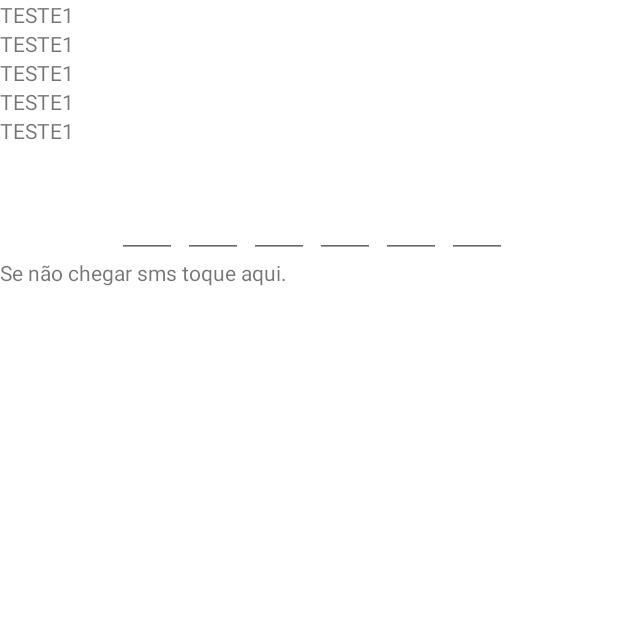
After one commit to mauriciobenigno/SecureWay, an Android app: the fragment ConfirmaAutenticacaoFragment placed in its activity, on a phone screen of 412 x 824 dp, the top half of it. The commit adds this screen. Run offline under Robolectric (Android 15) with nearby library versions, the phone set to English and light mode, and no system bars; our stand-ins replace Firebase (no records; nobody signed in at launch, a user with empty details on screens opened directly).

Commit message:
WIP - Autenticação SMS

```diff
--- a/app/src/main/AndroidManifest.xml
+++ b/app/src/main/AndroidManifest.xml
@@ -5,7 +5,7 @@
 
     <uses-permission android:name="android.permission.ACCESS_FINE_LOCATION" />
     <uses-permission android:name="android.permission.ACCESS_COARSE_LOCATION" />
-    <uses-permission android:name="android.permission.ACCESS_BACKGROUND_LOCATION"/>
+    <uses-permission android:name="android.permission.ACCESS_BACKGROUND_LOCATION" />
     <uses-permission android:name="android.permission.ACCESS_NETWORK_STATE" />
     <uses-permission android:name="android.permission.INTERNET" />
 
@@ -19,6 +19,7 @@
         android:theme="@style/AppTheme"
         android:usesCleartextTraffic="true"
         tools:targetApi="n">
+        <activity android:name=".ui.activity.autenticacao.AutenticacaoActivity"></activity>
         <activity
             android:name=".ui.activity.intro.SplashActivity"
             android:screenOrientation="portrait">
@@ -36,7 +37,7 @@
         <activity
             android:name=".ui.activity.PrincipalActivity"
             android:label="@string/title_activity_maps"
-            android:screenOrientation="portrait"></activity>
+            android:screenOrientation="portrait" />
     </application>
 
 </manifest>
--- /dev/null
+++ b/app/src/main/java/com/mauriciobenigno/secureway/ui/activity/autenticacao/AutenticacaoActivity.kt
@@ -0,0 +1,49 @@
+package com.mauriciobenigno.secureway.ui.activity.autenticacao
+
+import android.os.Bundle
+import androidx.appcompat.app.AppCompatActivity
+import androidx.fragment.app.Fragment
+import androidx.fragment.app.FragmentTransaction
+import com.mauriciobenigno.secureway.R
+import com.mauriciobenigno.secureway.ui.login.AutenticacaoFragment
+import com.mauriciobenigno.secureway.ui.login.ConfirmaAutenticacaoFragment
+
+class AutenticacaoActivity : AppCompatActivity(), OnCommunicateInterface {
+
+    private var fragmentAtual: Fragment? = null
+
+    override fun onCreate(savedInstanceState: Bundle?) {
+        super.onCreate(savedInstanceState)
+        setContentView(R.layout.activity_autenticacao)
+
+        // Inicializar Framents
+        fragmentAtual = AutenticacaoFragment()
+    }
+
+    override fun onResume() {
+        super.onResume()
+        if (fragmentAtual != null) {
+            val ft: FragmentTransaction = supportFragmentManager.beginTransaction()
+            ft.replace(R.id.container_frame_auth, fragmentAtual!!)
+            ft.commit()
+        }
+    }
+
+    override fun onClickLogin(numero: String?) {
+
+        val novoFragment: Fragment = ConfirmaAutenticacaoFragment()
+
+        val bundle = Bundle()
+        bundle.putString("apelido", numero)
+        bundle.putString("numero", numero)
+        novoFragment.arguments = bundle
+
+        val ft: FragmentTransaction = supportFragmentManager.beginTransaction()
+        ft.replace(R.id.container_frame_auth, novoFragment)
+        ft.commit()
+    }
+}
+
+interface OnCommunicateInterface {
+    fun onClickLogin(str: String?)
+}
--- /dev/null
+++ b/app/src/main/java/com/mauriciobenigno/secureway/ui/login/AutenticacaoFragment.kt
@@ -0,0 +1,53 @@
+package com.mauriciobenigno.secureway.ui.login
+
+import android.content.Context
+import android.os.Bundle
+import android.view.LayoutInflater
+import android.view.View
+import android.view.ViewGroup
+import android.widget.Button
+import android.widget.EditText
+import android.widget.Toast
+import androidx.fragment.app.Fragment
+import com.mauriciobenigno.secureway.R
+import com.mauriciobenigno.secureway.ui.activity.autenticacao.OnCommunicateInterface
+
+
+class AutenticacaoFragment : Fragment() {
+
+    var onCommunicate: OnCommunicateInterface? = null
+
+    override fun onCreate(savedInstanceState: Bundle?) {
+        super.onCreate(savedInstanceState)
+    }
+
+    override fun onCreateView(
+        inflater: LayoutInflater, container: ViewGroup?,
+        savedInstanceState: Bundle?
+    ): View? {
+        val view = inflater.inflate(R.layout.fragment_autenticacao, container, false)
+        val edtNumero = view.findViewById(R.id.edtNumero) as EditText
+        val button = view.findViewById(R.id.btnLogin) as Button
+        button.setOnClickListener {
+            if(edtNumero.text.isNotEmpty()){
+                onCommunicate?.onClickLogin(edtNumero.text.toString())
+            }
+            else {
+                Toast.makeText(requireContext(), "Preencha o numero", Toast.LENGTH_SHORT).show()
+            }
+        }
+        // Inflate the layout for this fragment
+        return view
+    }
+
+    override fun onAttach(context: Context) {
+        super.onAttach(context)
+
+        try {
+            onCommunicate = context as OnCommunicateInterface
+        } catch (e: Exception) {
+            //Log.e("onAttach", e.toString())
+        }
+    }
+
+}
--- /dev/null
+++ b/app/src/main/java/com/mauriciobenigno/secureway/ui/login/ConfirmaAutenticacaoFragment.kt
@@ -0,0 +1,195 @@
+package com.mauriciobenigno.secureway.ui.login
+
+import android.os.Bundle
+import android.text.Editable
+import android.text.TextWatcher
+import android.view.LayoutInflater
+import android.view.View
+import android.view.ViewGroup
+import android.widget.EditText
+import android.widget.TextView
+import android.widget.Toast
+import androidx.fragment.app.Fragment
+import com.google.firebase.FirebaseException
+import com.google.firebase.FirebaseTooManyRequestsException
+import com.google.firebase.auth.*
+import com.google.firebase.auth.ktx.auth
+import com.google.firebase.ktx.Firebase
+import com.mauriciobenigno.secureway.R
+import java.util.concurrent.TimeUnit
+
+class ConfirmaAutenticacaoFragment : Fragment() {
+
+    private var storedVerificationId: String? = null
+    private var resendToken: PhoneAuthProvider.ForceResendingToken? = null
+    private var mAuth = FirebaseAuth.getInstance()
+
+
+    private var edtCode1: EditText? = null
+    private var edtCode2: EditText? = null
+    private var edtCode3: EditText? = null
+    private var edtCode4: EditText? = null
+    private var edtCode5: EditText? = null
+    private var edtCode6: EditText? = null
+
+
+    override fun onCreate(savedInstanceState: Bundle?) {
+        super.onCreate(savedInstanceState)
+
+    }
+
+    override fun onCreateView(
+        inflater: LayoutInflater, container: ViewGroup?,
+        savedInstanceState: Bundle?
+    ): View? {
+        val view = inflater.inflate(R.layout.fragment_confirma_autenticacao, container, false)
+
+        edtCode1 = view.findViewById(R.id.edtCode1) as EditText
+        edtCode2 = view.findViewById(R.id.edtCode2) as EditText
+        edtCode3 = view.findViewById(R.id.edtCode3) as EditText
+        edtCode4 = view.findViewById(R.id.edtCode4) as EditText
+        edtCode5 = view.findViewById(R.id.edtCode5) as EditText
+        edtCode6 = view.findViewById(R.id.edtCode6) as EditText
+
+        configurarInputs()
+
+        val bundle = arguments
+
+        if(bundle!= null){
+        //    txtExemplo.text = bundle.getString("numero")
+        }
+
+        return view
+    }
+
+
+    private fun enviarCodigoVerificacao(numero: String){
+        val options = PhoneAuthOptions.newBuilder(Firebase.auth)
+            .setPhoneNumber(numero)       // Phone number to verify
+            .setTimeout(60L, TimeUnit.SECONDS) // Timeout and unit
+            .setActivity(requireActivity())                 // Activity (for callback binding)
+            .setCallbacks(mCallbacks)          // OnVerificationStateChangedCallbacks
+            .build()
+        PhoneAuthProvider.verifyPhoneNumber(options)
+    }
+
+
+    private var mCallbacks = object : PhoneAuthProvider.OnVerificationStateChangedCallbacks() {
+
+        override fun onVerificationCompleted(credential: PhoneAuthCredential) {
+           // Log.d(TAG, "onVerificationCompleted:$credential")
+
+            signInWithPhoneAuthCredential(credential)
+        }
+
+        override fun onVerificationFailed(e: FirebaseException) {
+            // This callback is invoked in an invalid request for verification is made,
+            // for instance if the the phone number format is not valid.
+            //Log.w(TAG, "onVerificationFailed", e)
+
+            if (e is FirebaseAuthInvalidCredentialsException) {
+                // Invalid request
+                // ...
+            } else if (e is FirebaseTooManyRequestsException) {
+                // The SMS quota for the project has been exceeded
+                // ...
+            }
+
+            // Show a message and update the UI
+            // ...
+        }
+
+        override fun onCodeSent(verificationId: String, token: PhoneAuthProvider.ForceResendingToken) {
+            //Log.d(TAG, "onCodeSent:$verificationId")
+
+            // Save verification ID and resending token so we can use them later
+            storedVerificationId = verificationId
+            resendToken = token
+
+            // ...
+        }
+    }
+
+    private fun preencherPinPad(codeSms: String){
+
+    }
+
+    private fun signInWithPhoneAuthCredential(credential: PhoneAuthCredential) {
+
+        mAuth.signInWithCredential(credential)
+            .addOnCompleteListener(requireActivity()) { task ->
+                if (task.isSuccessful) {
+                    // Sign in success, update UI with the signed-in user's information
+                    //Log.d(TAG, "signInWithCredential:success")
+
+                    val user = task.result?.user
+
+                    Toast.makeText(requireContext(), "sucesso ao validar SMS", Toast.LENGTH_SHORT).show()
+
+                } else {
+                    // Sign in failed, display a message and update the UI
+                   // Log.w(TAG, "signInWithCredential:failure", task.exception)
+                    if (task.exception is FirebaseAuthInvalidCredentialsException) {
+                        Toast.makeText(requireContext(), "Erro ao validar SMS", Toast.LENGTH_SHORT).show()
+                    }
+                }
+            }
+    }
+
+    private fun configurarInputs(){
+
+        edtCode1?.addTextChangedListener(object: TextWatcher{
+            override fun beforeTextChanged(p0: CharSequence?, p1: Int, p2: Int, p3: Int) {}
+
+            override fun onTextChanged(p0: CharSequence?, p1: Int, p2: Int, p3: Int) {
+                if(!p0.isNullOrEmpty()) edtCode2!!.requestFocus()
+            }
+
+            override fun afterTextChanged(p0: Editable?) {}
+        })
+
+        edtCode2?.addTextChangedListener(object: TextWatcher{
+            override fun beforeTextChanged(p0: CharSequence?, p1: Int, p2: Int, p3: Int) {}
+
+            override fun onTextChanged(p0: CharSequence?, p1: Int, p2: Int, p3: Int) {
+                if(!p0.isNullOrEmpty()) edtCode3!!.requestFocus()
+            }
+
+            override fun afterTextChanged(p0: Editable?) {}
+        })
+
+        edtCode3?.addTextChangedListener(object: TextWatcher{
+            override fun beforeTextChanged(p0: CharSequence?, p1: Int, p2: Int, p3: Int) {}
+
+            override fun onTextChanged(p0: CharSequence?, p1: Int, p2: Int, p3: Int) {
+                if(!p0.isNullOrEmpty()) edtCode4!!.requestFocus()
+            }
+
+            override fun afterTextChanged(p0: Editable?) {}
+        })
+
+        edtCode4?.addTextChangedListener(object: TextWatcher{
+            override fun beforeTextChanged(p0: CharSequence?, p1: Int, p2: Int, p3: Int) {}
+
+            override fun onTextChanged(p0: CharSequence?, p1: Int, p2: Int, p3: Int) {
+                if(!p0.isNullOrEmpty()) edtCode5!!.requestFocus()
+            }
+
+            override fun afterTextChanged(p0: Editable?) {}
+        })
+
+        edtCode5?.addTextChangedListener(object: TextWatcher{
+            override fun beforeTextChanged(p0: CharSequence?, p1: Int, p2: Int, p3: Int) {}
+
+            override fun onTextChanged(p0: CharSequence?, p1: Int, p2: Int, p3: Int) {
+                if(!p0.isNullOrEmpty()) edtCode6!!.requestFocus()
+            }
+
+            override fun afterTextChanged(p0: Editable?) {}
+        })
+
+
+
+    }
+
+}
--- /dev/null
+++ b/app/src/main/res/layout/activity_autenticacao.xml
@@ -0,0 +1,14 @@
+<?xml version="1.0" encoding="utf-8"?>
+<LinearLayout xmlns:android="http://schemas.android.com/apk/res/android"
+xmlns:app="http://schemas.android.com/apk/res-auto"
+xmlns:tools="http://schemas.android.com/tools"
+android:layout_width="match_parent"
+android:layout_height="match_parent">
+
+    <FrameLayout
+        android:id="@+id/container_frame_auth"
+        android:layout_width="match_parent"
+        android:layout_height="match_parent" >
+    </FrameLayout>
+
+</LinearLayout>
--- /dev/null
+++ b/app/src/main/res/layout/fragment_confirma_autenticacao.xml
@@ -0,0 +1,137 @@
+<?xml version="1.0" encoding="utf-8"?>
+<FrameLayout xmlns:android="http://schemas.android.com/apk/res/android"
+    xmlns:tools="http://schemas.android.com/tools"
+    android:layout_width="match_parent"
+    android:layout_height="match_parent"
+    tools:context=".ui.login.ConfirmaAutenticacaoFragment">
+
+   <ScrollView
+       android:layout_width="match_parent"
+       android:layout_height="match_parent">
+
+       <LinearLayout
+           android:layout_width="match_parent"
+           android:layout_height="match_parent"
+           android:orientation="vertical">
+
+
+           <TextView
+               android:id="@+id/textView"
+               android:layout_width="match_parent"
+               android:layout_height="wrap_content"
+               android:text="TESTE1" />
+
+           <TextView
+               android:id="@+id/textView2"
+               android:layout_width="match_parent"
+               android:layout_height="wrap_content"
+               android:text="TESTE1" />
+
+           <TextView
+               android:id="@+id/textView3"
+               android:layout_width="match_parent"
+               android:layout_height="wrap_content"
+               android:text="TESTE1" />
+
+           <TextView
+               android:id="@+id/textView4"
+               android:layout_width="match_parent"
+               android:layout_height="wrap_content"
+               android:text="TESTE1" />
+
+           <TextView
+               android:id="@+id/textView5"
+               android:layout_width="match_parent"
+               android:layout_height="wrap_content"
+               android:text="TESTE1" />
+
+           <LinearLayout
+               android:layout_width="match_parent"
+               android:layout_height="wrap_content"
+               android:layout_marginTop="30dp"
+               android:gravity="center"
+               android:orientation="horizontal">
+
+
+               <EditText
+                   android:id="@+id/edtCode1"
+                   android:layout_width="40dp"
+                   android:layout_height="45dp"
+                   android:layout_marginStart="4dp"
+                   android:gravity="center"
+                   android:imeOptions="actionNext"
+                   android:inputType="number"
+                   android:maxLength="1"
+                   android:textSize="24sp"/>
+
+               <EditText
+                   android:id="@+id/edtCode2"
+                   android:layout_width="40dp"
+                   android:layout_height="45dp"
+                   android:layout_marginStart="4dp"
+                   android:gravity="center"
+                   android:imeOptions="actionNext"
+                   android:inputType="number"
+                   android:maxLength="1"
+                   android:textSize="24sp"/>
+
+               <EditText
+                   android:id="@+id/edtCode3"
+                   android:layout_width="40dp"
+                   android:layout_height="45dp"
+                   android:layout_marginStart="4dp"
+                   android:gravity="center"
+                   android:imeOptions="actionNext"
+                   android:inputType="number"
+                   android:maxLength="1"
+                   android:textSize="24sp"/>
+               <EditText
+                   android:id="@+id/edtCode4"
+                   android:layout_width="40dp"
+                   android:layout_height="45dp"
+                   android:layout_marginStart="4dp"
+                   android:gravity="center"
+                   android:imeOptions="actionNext"
+                   android:inputType="number"
+                   android:maxLength="1"
+                   android:textSize="24sp"/>
+
+               <EditText
+                   android:id="@+id/edtCode5"
+                   android:layout_width="40dp"
+                   android:layout_height="45dp"
+                   android:layout_marginStart="4dp"
+                   android:gravity="center"
+                   android:imeOptions="actionNext"
+                   android:inputType="number"
+                   android:maxLength="1"
+                   android:textSize="24sp"/>
+
+               <EditText
+                   android:id="@+id/edtCode6"
+                   android:layout_width="40dp"
+                   android:layout_height="45dp"
+                   android:layout_marginStart="4dp"
+                   android:gravity="center"
+                   android:imeOptions="actionNext"
+                   android:inputType="number"
+                   android:maxLength="1"
+                   android:textSize="24sp"/>
+
+           </LinearLayout>
+
+           <LinearLayout
+               android:layout_width="match_parent"
+               android:layout_height="match_parent">
+
+               <TextView
+                   android:id="@+id/textView6"
+                   android:layout_width="wrap_content"
+                   android:layout_height="wrap_content"
+                   android:layout_weight="1"
+                   android:text="Se não chegar sms toque aqui." />
+           </LinearLayout>
+       </LinearLayout>
+   </ScrollView>
+
+</FrameLayout>
--- a/app/src/main/res/menu/menu_nav.xml
+++ b/app/src/main/res/menu/menu_nav.xml
@@ -24,9 +24,9 @@
             <item android:id="@+id/nav_item_six"
                 android:icon="@android:drawable/ic_menu_camera"
                 android:title="Item 6" />
-            <item android:id="@+id/nav_item_seven"
+            <item android:id="@+id/nav_item_sair"
                 android:icon="@android:drawable/ic_menu_compass"
-                android:title="Item 7" />
+                android:title="Sair" />
         </menu>
     </item>
 </menu>
```
Also changed, not shown: app/build.gradle (+16 -7 lines), app/src/main/java/com/mauriciobenigno/secureway/ui/activity/PrincipalActivity.kt (+8 -1 lines), app/src/main/java/com/mauriciobenigno/secureway/ui/fragment/maps/MapViewFragment.kt (+30 -2 lines), app/src/main/res/layout/fragment_autenticacao.xml (added, +116 -0 lines), build.gradle (+4 -3 lines), 1 other file.
